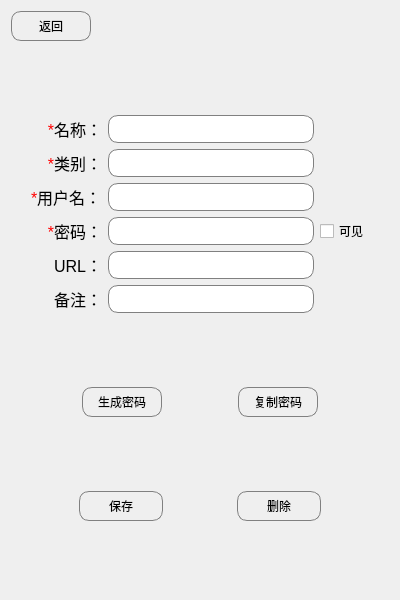
First picture: the form in uipwddetail.ui, repository Liu-cp/password-recorder, before the edit.
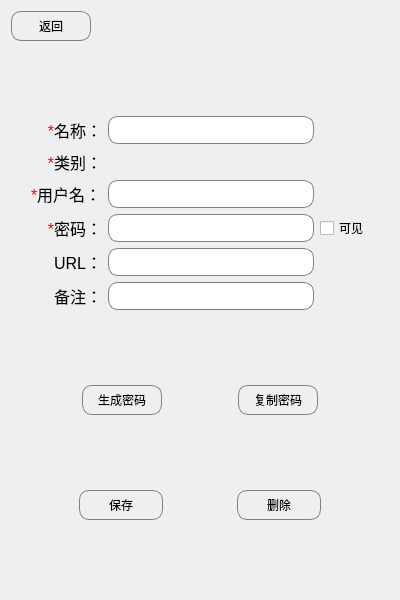
Second picture: the form after the edit.

Commit message: in uipwddetail can select pwdType in already haved labels

Patch:
```diff
--- a/uipwddetail.ui
+++ b/uipwddetail.ui
@@ -196,17 +196,6 @@
        </property>
       </widget>
      </item>
-     <item row="1" column="2">
-      <widget class="QLineEdit" name="lineEdit_pwdType">
-       <property name="styleSheet">
-        <string notr="true">QLineEdit {
-    border: 1px solid gray;
-    border-radius: 10px;
-    padding: 5px;
-}</string>
-       </property>
-      </widget>
-     </item>
      <item row="3" column="0">
       <spacer name="horizontalSpacer_8">
        <property name="orientation">
```
The commit also changes 6 other files.
